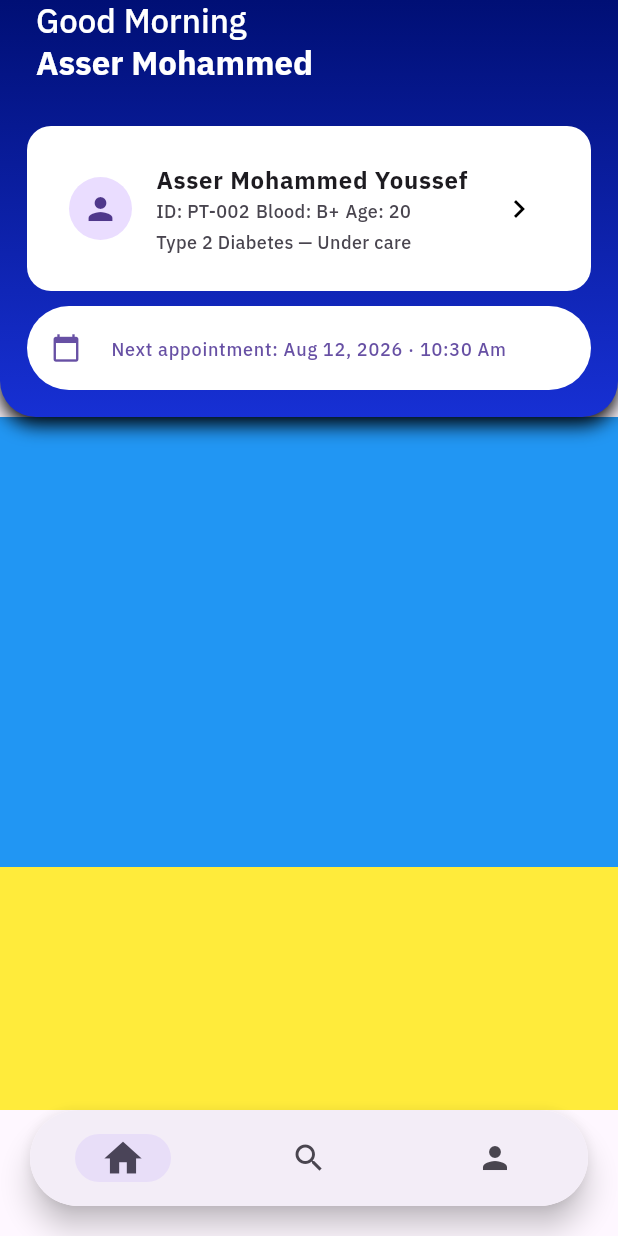
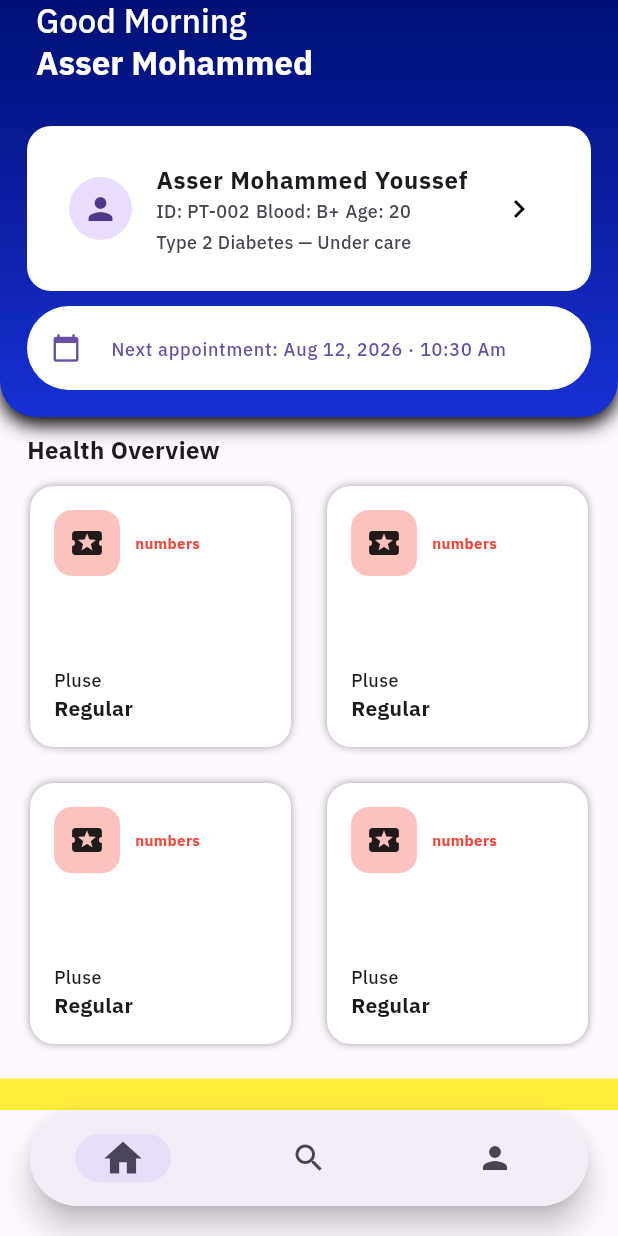
Before and after one commit to techmasterycompany-star/LeoClinic_flutter, a Flutter app: the screen it shows after launch, on a phone screen of 412 x 824 dp. Run offline on Flutter 3.47's test engine with Material 3 defaults, Android fonts, the phone set to English and light mode, and no system bars; project files that could hold a hidden picture were left out.

Commit message:
Add health overview section with cards to patient info page

```diff
--- a/lib/features/patient/presentation/pages/patient_info_page.dart
+++ b/lib/features/patient/presentation/pages/patient_info_page.dart
@@ -1,4 +1,5 @@
 import 'package:flutter/material.dart';
+import 'package:leoclinic_flutter/features/patient/presentation/widgets/patient_heath_overview.dart';
 import 'package:leoclinic_flutter/features/patient/presentation/widgets/patient_info_app_bar.dart';
 
 /*
@@ -32,7 +33,29 @@ class _PatientInfoPageState extends State<PatientInfoPage> {
 
         */
         // TODO: Add health overview
-        SliverToBoxAdapter(child: Container(height: 300, color: Colors.blue)),
+        SliverPadding(
+          padding: const EdgeInsets.symmetric(horizontal: 8, vertical: 11),
+          sliver: SliverList(
+            delegate: SliverChildListDelegate([
+              Container(
+                margin: EdgeInsets.only(left: 10),
+                child: Text(
+                  'Health Overview',
+                  style: TextStyle(fontWeight: FontWeight.w600, fontSize: 16),
+                ),
+              ),
+
+              GridView.count(
+                shrinkWrap: true,
+                physics: const NeverScrollableScrollPhysics(),
+                crossAxisCount: 2,
+                children: List.generate(4, (index) {
+                  return HealthOverviewCard(icon: Icons.local_activity);
+                }),
+              ),
+            ]),
+          ),
+        ),
 
         // TODO: Add clinical alerts
         SliverToBoxAdapter(child: Container(height: 200, color: Colors.yellow)),
--- /dev/null
+++ b/lib/features/patient/presentation/widgets/patient_heath_overview.dart
@@ -0,0 +1,73 @@
+import 'package:flutter/material.dart';
+
+class HealthOverviewCard extends StatelessWidget {
+  final IconData icon;
+  const HealthOverviewCard({super.key, required this.icon});
+
+  @override
+  Widget build(BuildContext context) {
+    return Container(
+      margin: const EdgeInsets.all(12),
+      padding: const EdgeInsets.all(16),
+      decoration: BoxDecoration(
+        color: Colors.white,
+        borderRadius: BorderRadius.circular(16),
+        boxShadow: [
+          BoxShadow(
+            color: Colors.grey,
+            blurRadius: 4,
+          ),
+        ],
+      ),
+      child: Column(
+        crossAxisAlignment: CrossAxisAlignment.start,
+        mainAxisAlignment: MainAxisAlignment.spaceBetween,
+        children: [
+          // The icon and the measurement
+          Row(
+            children: [
+              Container(
+                padding: EdgeInsets.all(10),
+                decoration: BoxDecoration(
+                  borderRadius: BorderRadius.circular(12),
+                  color: const Color.fromARGB(83, 244, 67, 54),
+                ),
+                child: Icon(icon),
+              ),
+
+              SizedBox(width: 10),
+
+              // The measurement
+              Text(
+                'numbers',
+                style: TextStyle(
+                  color: Colors.red,
+                  fontSize: 10,
+                  fontWeight: FontWeight.w700,
+                ),
+              ),
+            ],
+          ),
+
+          Container(
+            child: Column(
+              crossAxisAlignment: .start,
+              children: [
+                // The health info
+                Text(
+                  'Pluse',
+                  style: TextStyle(fontSize: 12, fontWeight: FontWeight.w500),
+                ),
+                // The result of health info
+                Text(
+                  'Regular',
+                  style: TextStyle(fontSize: 14, fontWeight: FontWeight.w700),
+                ),
+              ],
+            ),
+          ),
+        ],
+      ),
+    );
+  }
+}
```
